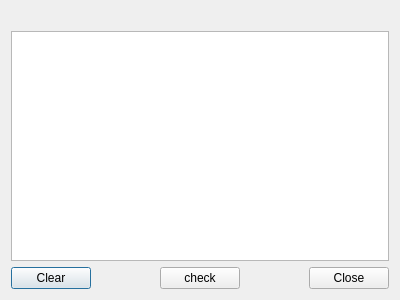
First picture: the form in qtdesigner/AgroPlan/dialog.ui, repository broxB/AgroPlan, before the edit.
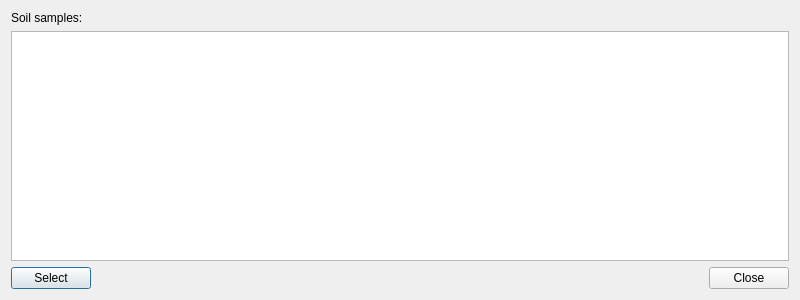
Second picture: the form after the edit. Custom widgets are drawn as their Qt base class.

What changed in the file:
```diff
--- a/qtdesigner/AgroPlan/dialog.ui
+++ b/qtdesigner/AgroPlan/dialog.ui
@@ -6,7 +6,7 @@
    <rect>
     <x>0</x>
     <y>0</y>
-    <width>400</width>
+    <width>800</width>
     <height>300</height>
    </rect>
   </property>
@@ -15,35 +15,28 @@
   </property>
   <layout class="QVBoxLayout" name="verticalLayout_2">
    <item>
-    <layout class="QVBoxLayout" name="verticalLayout">
+    <layout class="QVBoxLayout" name="verticalLayout" stretch="0,1,0">
      <item>
       <widget class="QLabel" name="label">
        <property name="text">
-        <string/>
+        <string>Soil samples:</string>
        </property>
       </widget>
      </item>
      <item>
-      <widget class="QTextEdit" name="textEdit"/>
+      <widget class="MyTableView" name="tableView"/>
      </item>
      <item>
       <layout class="QHBoxLayout" name="horizontalLayout">
        <item>
-        <widget class="QPushButton" name="pushButton">
-         <property name="text">
-          <string>Clear</string>
-         </property>
-        </widget>
-       </item>
-       <item>
-        <spacer name="horizontalSpacer_2">
+        <spacer name="spacer">
          <property name="orientation">
-          <enum>Qt::Horizontal</enum>
+          <enum>Qt::Vertical</enum>
          </property>
          <property name="sizeHint" stdset="0">
           <size>
-           <width>40</width>
-           <height>20</height>
+           <width>0</width>
+           <height>0</height>
           </size>
          </property>
         </spacer>
@@ -51,10 +44,7 @@
        <item>
         <widget class="QPushButton" name="pushButton_3">
          <property name="text">
-          <string>check</string>
-         </property>
-         <property name="checkable">
-          <bool>true</bool>
+          <string>Select</string>
          </property>
         </widget>
        </item>
@@ -65,8 +55,8 @@
          </property>
          <property name="sizeHint" stdset="0">
           <size>
-           <width>40</width>
-           <height>20</height>
+           <width>0</width>
+           <height>0</height>
           </size>
          </property>
         </spacer>
@@ -84,6 +74,13 @@
    </item>
   </layout>
  </widget>
+ <customwidgets>
+  <customwidget>
+   <class>MyTableView</class>
+   <extends>QTableView</extends>
+   <header>gui.tableview_model</header>
+  </customwidget>
+ </customwidgets>
  <resources/>
  <connections>
   <connection>
```
Left out of the diff: 30 changed lines with no effect on the pictures.
